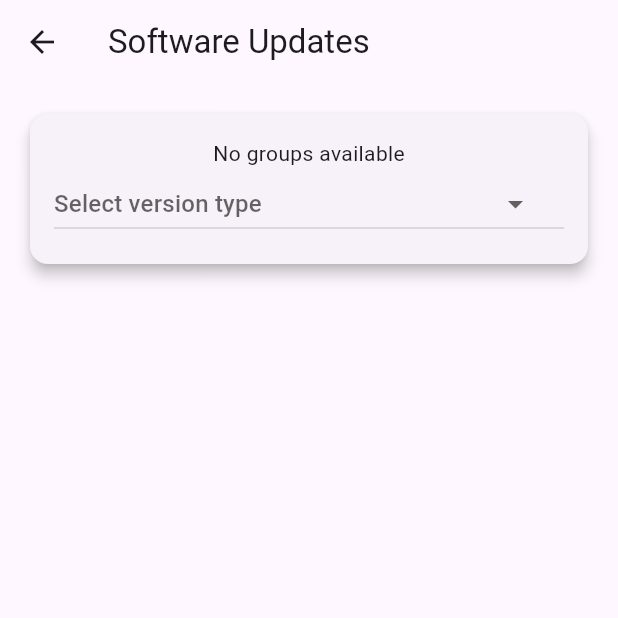
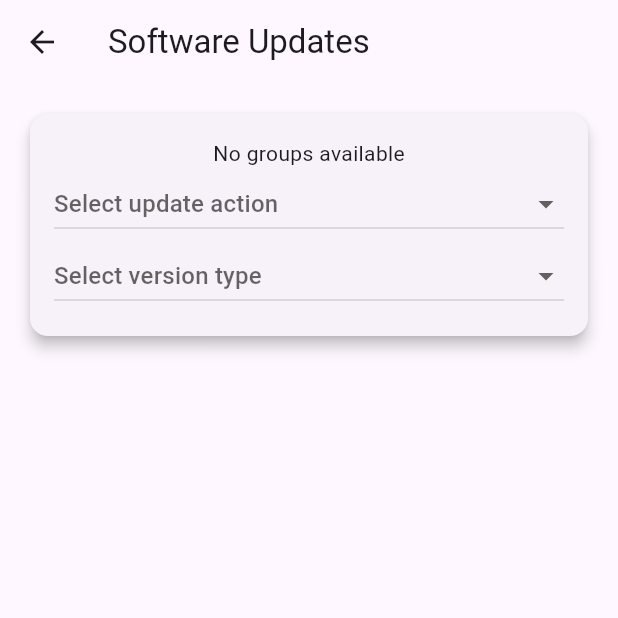
Before and after one commit to MalteKiefer/JamfApp-Flutter, a Flutter app: the UpdatesScreen screen opened directly with empty values, on a phone screen of 412 x 824 dp, the top half of it. Run offline on Flutter 3.47's test engine with Material 3 defaults, Android fonts, the phone set to English and light mode, and no system bars; our stand-ins replace shared_preferences; accounts and stored records are empty.

```diff
--- a/lib/screens/update.dart
+++ b/lib/screens/update.dart
@@ -1,5 +1,5 @@
 import 'package:flutter/material.dart';
-import '../helper/func.dart';
+import 'package:intl/intl.dart'; // Für die Datumsauswahl
 
 class UpdatesScreen extends StatefulWidget {
   final List<dynamic> computerGroups; // Gruppen werden übergeben
@@ -15,6 +15,9 @@ class _UpdatesScreenState extends State<UpdatesScreen> {
   dynamic _selectedGroup;
   String? _selectedVersionType; // Ausgewählter Versionstyp
   String? _selectedSpecificVersion; // Ausgewählte spezifische Version
+  String? _selectedActionType; // Ausgewählter Aktionstyp
+  TextEditingController _intInputController = TextEditingController();
+  TextEditingController _dateInputController = TextEditingController();
 
   // Liste der spezifischen Versionen
   final List<String> specificVersions = [
@@ -42,6 +45,23 @@ class _UpdatesScreenState extends State<UpdatesScreen> {
     {"text": "Latest major version", "value": "LATEST_MAJOR"},
     {"text": "Latest minor version", "value": "LATEST_MINOR"},
     {"text": "Specific version", "value": "SPECIFIC_VERSION"},
+  ];
+
+  final List<Map<String, String>> actionTypes = [
+    {"text": "Download only", "value": "DOWNLOAD_ONLY"},
+    {"text": "Download and install", "value": "DOWNLOAD_INSTALL"},
+    {
+      "text": "Download and schedule to install",
+      "value": "DOWNLOAD_INSTALL_ALLOW_DEFERRAL"
+    },
+    {
+      "text": "Download, install, and allow deferral",
+      "value": "DOWNLOAD_INSTALL_SCHEDULE"
+    },
+    {
+      "text": "Download, install, and restart",
+      "value": "DOWNLOAD_INSTALL_RESTART"
+    },
   ];
 
   @override
@@ -77,6 +97,7 @@ class _UpdatesScreenState extends State<UpdatesScreen> {
                               'No groups available')) // Hinweis, wenn keine Gruppen vorhanden sind
                     else
                       DropdownButton<dynamic>(
+                        isExpanded: true,
                         value: _selectedGroup,
                         hint: Text('Select a group'),
                         items: _computerGroups.map((group) {
@@ -92,7 +113,25 @@ class _UpdatesScreenState extends State<UpdatesScreen> {
                           print('Selected ID: ${value['id']}'); // ID ausgeben
                         },
                       ),
-                    DropdownButton<String>(
+                    DropdownButton<dynamic>(
+                      isExpanded: true,
+                      value: _selectedActionType,
+                      hint: Text('Select update action'),
+                      items: actionTypes.map((type) {
+                        return DropdownMenuItem(
+                          value: type['value'],
+                          child: Text(type['text']!), // Text anzeigen
+                        );
+                      }).toList(),
+                      onChanged: (value) {
+                        setState(() {
+                          _selectedActionType = value;
+                        });
+                        print('Selected Action Type: $value');
+                      },
+                    ),
+                    DropdownButton<dynamic>(
+                      isExpanded: true,
                       value: _selectedVersionType,
                       hint: Text('Select version type'),
                       items: versionTypes.map((type) {
@@ -104,18 +143,17 @@ class _UpdatesScreenState extends State<UpdatesScreen> {
                       onChanged: (value) {
                         setState(() {
                           _selectedVersionType = value;
-                          // Wenn ein anderer Wert als "SPECIFIC_VERSION" gewählt wird, resetten wir die spezifische Version
                           if (value != "SPECIFIC_VERSION") {
                             _selectedSpecificVersion = null;
                           }
                         });
-                        print(
-                            'Selected Version Type: $value'); // Versionstyp ausgeben
+                        print('Selected Version Type: $value');
                       },
                     ),
                     if (_selectedVersionType == "SPECIFIC_VERSION") ...[
                       SizedBox(height: 20),
-                      DropdownButton<String>(
+                      DropdownButton<dynamic>(
+                        isExpanded: true,
                         value: _selectedSpecificVersion,
                         hint: Text('Select version'),
                         items: specificVersions.map((version) {
@@ -128,8 +166,48 @@ class _UpdatesScreenState extends State<UpdatesScreen> {
                           setState(() {
                             _selectedSpecificVersion = value;
                           });
-                          print(
-                              'Selected Specific Version: $value'); // Spezifische Version ausgeben
+                          print('Selected Specific Version: $value');
+                        },
+                      ),
+                    ],
+                    if (_selectedActionType ==
+                        "DOWNLOAD_INSTALL_ALLOW_DEFERRAL") ...[
+                      SizedBox(height: 20),
+                      TextField(
+                        controller: _intInputController,
+                        keyboardType: TextInputType.number,
+                        decoration: InputDecoration(
+                          labelText: 'Deferral',
+                          border: OutlineInputBorder(),
+                          contentPadding: EdgeInsets.symmetric(
+                              horizontal: 16, vertical: 12),
+                        ),
+                      ),
+                    ],
+                    if (_selectedActionType == "DOWNLOAD_INSTALL_SCHEDULE") ...[
+                      SizedBox(height: 20),
+                      TextField(
+                        controller: _dateInputController,
+                        readOnly: true,
+                        decoration: InputDecoration(
+                          labelText: 'Choose install date',
+                          border: OutlineInputBorder(),
+                          contentPadding: EdgeInsets.symmetric(
+                              horizontal: 16, vertical: 12),
+                        ),
+                        onTap: () async {
+                          DateTime? pickedDate = await showDatePicker(
+                            context: context,
+                            initialDate: DateTime.now(),
+                            firstDate: DateTime(2000),
+                            lastDate: DateTime(2101),
+                          );
+                          if (pickedDate != null) {
+                            setState(() {
+                              _dateInputController.text =
+                                  DateFormat('yyyy-MM-dd').format(pickedDate);
+                            });
+                          }
                         },
                       ),
                     ],
```
